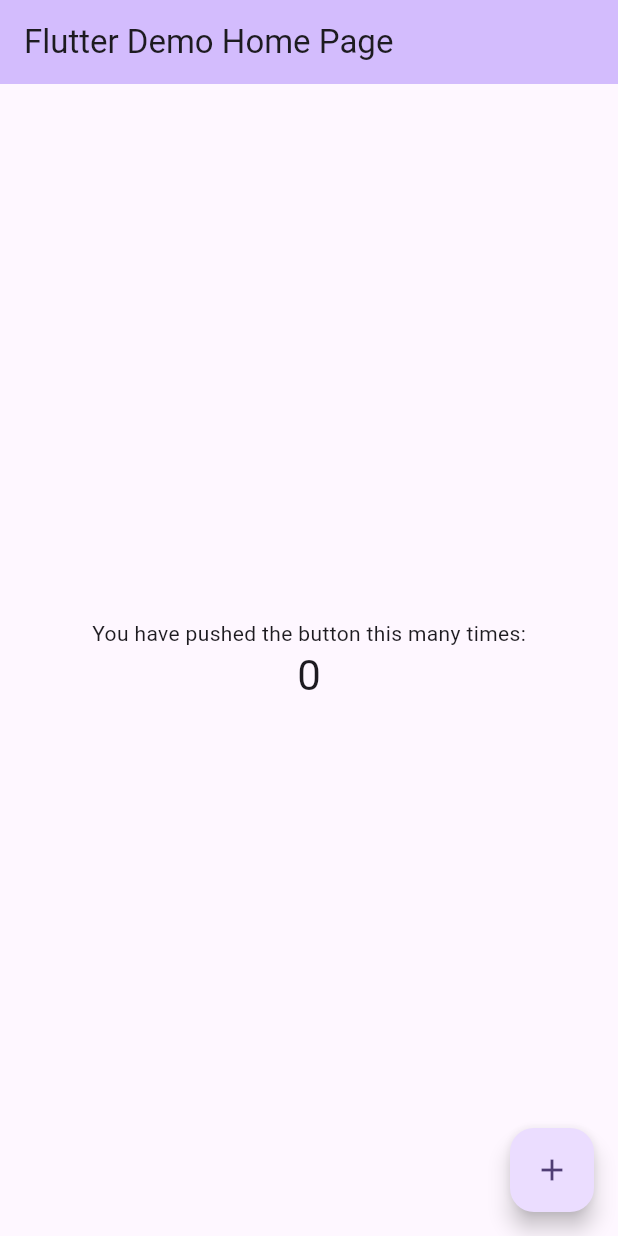
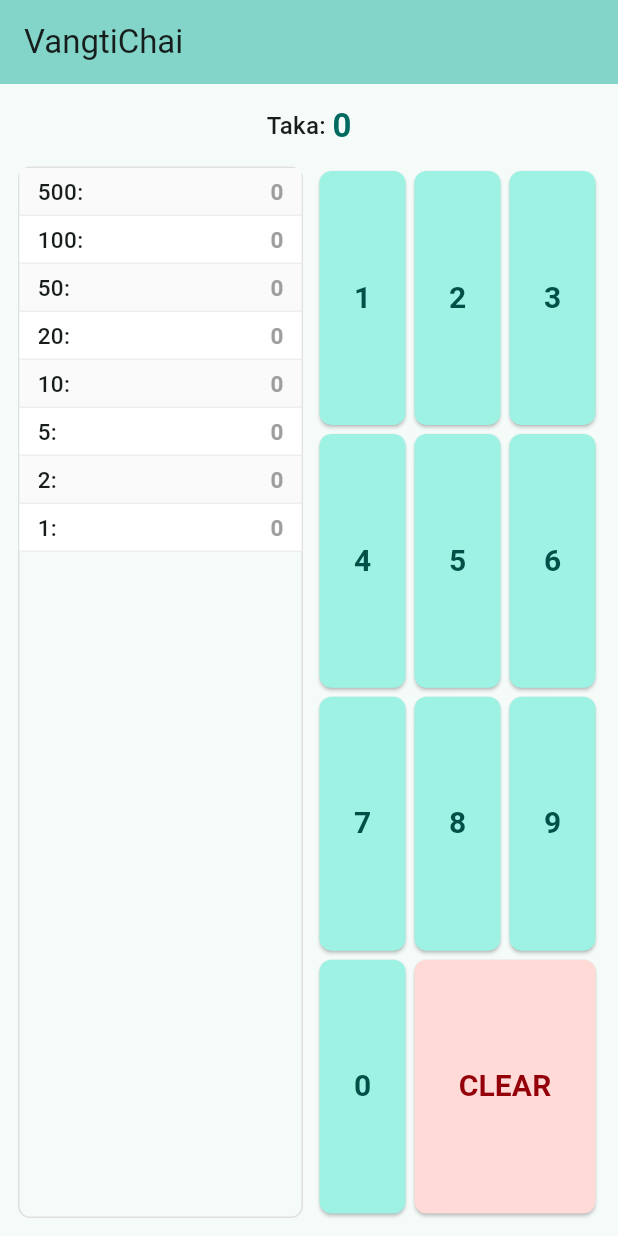
Before and after one commit to Sukonya/vangtichai, a Flutter app: the screen it shows after launch, on a phone screen of 412 x 824 dp. Run offline on Flutter 3.47's test engine with Material 3 defaults, Android fonts, the phone set to English and light mode, and no system bars.

Commit message:
Add change_calculator.dart with greedy algorithm

```diff
--- /dev/null
+++ b/lib/change_calculator.dart
@@ -0,0 +1,15 @@
+import 'constants.dart';
+
+// Given an amount, returns how many of each note you need.
+// Example: 688 → {500:1, 100:1, 50:1, 20:1, 10:1, 5:1, 2:1, 1:1}
+Map<int, int> calculateChange(int amount) {
+  int remaining = amount;
+  Map<int, int> result = {};
+
+  for (int note in kNotes) {
+    result[note] = remaining ~/ note; // ~/ means integer division in Dart
+    remaining %= note;               // % means remainder
+  }
+
+  return result;
+}
--- a/lib/main.dart
+++ b/lib/main.dart
@@ -1,122 +1,371 @@
 import 'package:flutter/material.dart';
+import 'constants.dart';
+import 'change_calculator.dart';
 
 void main() {
-  runApp(const MyApp());
+  runApp(const VangtiChaiApp());
 }
 
-class MyApp extends StatelessWidget {
-  const MyApp({super.key});
+class VangtiChaiApp extends StatelessWidget {
+  const VangtiChaiApp({super.key});
 
-  // This widget is the root of your application.
   @override
   Widget build(BuildContext context) {
     return MaterialApp(
-      title: 'Flutter Demo',
+      title: 'VangtiChai',
+      debugShowCheckedModeBanner: false,
       theme: ThemeData(
-        // This is the theme of your application.
-        //
-        // TRY THIS: Try running your application with "flutter run". You'll see
-        // the application has a purple toolbar. Then, without quitting the app,
-        // try changing the seedColor in the colorScheme below to Colors.green
-        // and then invoke "hot reload" (save your changes or press the "hot
-        // reload" button in a Flutter-supported IDE, or press "r" if you used
-        // the command line to start the app).
-        //
-        // Notice that the counter didn't reset back to zero; the application
-        // state is not lost during the reload. To reset the state, use hot
-        // restart instead.
-        //
-        // This works for code too, not just values: Most code changes can be
-        // tested with just a hot reload.
-        colorScheme: .fromSeed(seedColor: Colors.deepPurple),
+        colorScheme: ColorScheme.fromSeed(seedColor: Colors.teal),
+        useMaterial3: true,
       ),
-      home: const MyHomePage(title: 'Flutter Demo Home Page'),
+      home: const HomeScreen(),
     );
   }
 }
 
-class MyHomePage extends StatefulWidget {
-  const MyHomePage({super.key, required this.title});
-
-  // This widget is the home page of your application. It is stateful, meaning
-  // that it has a State object (defined below) that contains fields that affect
-  // how it looks.
-
-  // This class is the configuration for the state. It holds the values (in this
-  // case the title) provided by the parent (in this case the App widget) and
-  // used by the build method of the State. Fields in a Widget subclass are
-  // always marked "final".
-
-  final String title;
+class HomeScreen extends StatefulWidget {
+  const HomeScreen({super.key});
 
   @override
-  State<MyHomePage> createState() => _MyHomePageState();
+  State<HomeScreen> createState() => _HomeScreenState();
 }
 
-class _MyHomePageState extends State<MyHomePage> {
-  int _counter = 0;
+class _HomeScreenState extends State<HomeScreen> {
+  int _amount = 0;
 
-  void _incrementCounter() {
+  void _onDigit(int digit) {
     setState(() {
-      // This call to setState tells the Flutter framework that something has
-      // changed in this State, which causes it to rerun the build method below
-      // so that the display can reflect the updated values. If we changed
-      // _counter without calling setState(), then the build method would not be
-      // called again, and so nothing would appear to happen.
-      _counter++;
+      _amount = _amount * 10 + digit;
+    });
+  }
+
+  void _onClear() {
+    setState(() {
+      _amount = 0;
     });
   }
 
   @override
   Widget build(BuildContext context) {
-    // This method is rerun every time setState is called, for instance as done
-    // by the _incrementCounter method above.
-    //
-    // The Flutter framework has been optimized to make rerunning build methods
-    // fast, so that you can just rebuild anything that needs updating rather
-    // than having to individually change instances of widgets.
+    return LayoutBuilder(
+      builder: (context, constraints) {
+        final bool isTablet = constraints.maxWidth > 600;
+
+        return OrientationBuilder(
+          builder: (context, orientation) {
+            final bool isLandscape = orientation == Orientation.landscape;
+
             return Scaffold(
               appBar: AppBar(
-        // TRY THIS: Try changing the color here to a specific color (to
-        // Colors.amber, perhaps?) and trigger a hot reload to see the AppBar
-        // change color while the other colors stay the same.
+                title: const Text('VangtiChai'),
                 backgroundColor: Theme.of(context).colorScheme.inversePrimary,
-        // Here we take the value from the MyHomePage object that was created by
-        // the App.build method, and use it to set our appbar title.
-        title: Text(widget.title),
               ),
-      body: Center(
-        // Center is a layout widget. It takes a single child and positions it
-        // in the middle of the parent.
+              body: Padding(
+                padding: const EdgeInsets.all(kScreenPadding),
                 child: Column(
-          // Column is also a layout widget. It takes a list of children and
-          // arranges them vertically. By default, it sizes itself to fit its
-          // children horizontally, and tries to be as tall as its parent.
-          //
-          // Column has various properties to control how it sizes itself and
-          // how it positions its children. Here we use mainAxisAlignment to
-          // center the children vertically; the main axis here is the vertical
-          // axis because Columns are vertical (the cross axis would be
-          // horizontal).
-          //
-          // TRY THIS: Invoke "debug painting" (choose the "Toggle Debug Paint"
-          // action in the IDE, or press "p" in the console), to see the
-          // wireframe for each widget.
-          mainAxisAlignment: .center,
                   children: [
-            const Text('You have pushed the button this many times:'),
-            Text(
-              '$_counter',
-              style: Theme.of(context).textTheme.headlineMedium,
+                    _AmountDisplay(
+                      amount: _amount,
+                      isTablet: isTablet,
+                    ),
+                    const SizedBox(height: 12),
+                    Expanded(
+                      child: isLandscape
+                          ? _LandscapeBody(
+                        amount: _amount,
+                        isTablet: isTablet,
+                        onDigit: _onDigit,
+                        onClear: _onClear,
+                      )
+                          : _PortraitBody(
+                        amount: _amount,
+                        isTablet: isTablet,
+                        onDigit: _onDigit,
+                        onClear: _onClear,
+                      ),
                     ),
                   ],
                 ),
               ),
-      floatingActionButton: FloatingActionButton(
-        onPressed: _incrementCounter,
-        tooltip: 'Increment',
-        child: const Icon(Icons.add),
+            );
+          },
+        );
+      },
+    );
+  }
+}
+
+// ─────────────────────────────────────────────
+// AMOUNT DISPLAY
+// ─────────────────────────────────────────────
+
+class _AmountDisplay extends StatelessWidget {
+  final int amount;
+  final bool isTablet;
+
+  const _AmountDisplay({required this.amount, required this.isTablet});
+
+  @override
+  Widget build(BuildContext context) {
+    final double labelSize = isTablet ? kTabletLabelFontSize : kLabelFontSize;
+    final double amountSize = isTablet ? kTabletAmountFontSize : kAmountFontSize;
+
+    return Row(
+      mainAxisAlignment: MainAxisAlignment.center,
+      children: [
+        Text(
+          'Taka: ',
+          style: TextStyle(fontSize: labelSize, fontWeight: FontWeight.w500),
+        ),
+        Text(
+          '$_amount',
+          style: TextStyle(
+            fontSize: amountSize,
+            fontWeight: FontWeight.bold,
+            color: Theme.of(context).colorScheme.primary,
+          ),
+        ),
+      ],
+    );
+  }
+
+  // ignore: unused_element
+  int get _amount => amount;
+}
+
+// ─────────────────────────────────────────────
+// PORTRAIT LAYOUT
+// ─────────────────────────────────────────────
+
+class _PortraitBody extends StatelessWidget {
+  final int amount;
+  final bool isTablet;
+  final Function(int) onDigit;
+  final VoidCallback onClear;
+
+  const _PortraitBody({
+    required this.amount,
+    required this.isTablet,
+    required this.onDigit,
+    required this.onClear,
+  });
+
+  @override
+  Widget build(BuildContext context) {
+    return Row(
+      children: [
+        Expanded(
+          child: _ChangeTable(amount: amount, isTablet: isTablet),
+        ),
+        const SizedBox(width: 8),
+        Expanded(
+          child: _Keypad(
+            onDigit: onDigit,
+            onClear: onClear,
+            isTablet: isTablet,
+          ),
+        ),
+      ],
+    );
+  }
+}
+
+// ─────────────────────────────────────────────
+// LANDSCAPE LAYOUT
+// ─────────────────────────────────────────────
+
+class _LandscapeBody extends StatelessWidget {
+  final int amount;
+  final bool isTablet;
+  final Function(int) onDigit;
+  final VoidCallback onClear;
+
+  const _LandscapeBody({
+    required this.amount,
+    required this.isTablet,
+    required this.onDigit,
+    required this.onClear,
+  });
+
+  @override
+  Widget build(BuildContext context) {
+    return Row(
+      children: [
+        Expanded(
+          flex: 3,
+          child: _ChangeTable(amount: amount, isTablet: isTablet),
+        ),
+        const SizedBox(width: 8),
+        Expanded(
+          flex: 2,
+          child: _Keypad(
+            onDigit: onDigit,
+            onClear: onClear,
+            isTablet: isTablet,
+          ),
+        ),
+      ],
+    );
+  }
+}
+
+// ─────────────────────────────────────────────
+// CHANGE TABLE
+// ─────────────────────────────────────────────
+
+class _ChangeTable extends StatelessWidget {
+  final int amount;
+  final bool isTablet;
+
+  const _ChangeTable({required this.amount, required this.isTablet});
+
+  @override
+  Widget build(BuildContext context) {
+    final Map<int, int> change = calculateChange(amount);
+    final double fontSize = isTablet ? kTabletTableFontSize : kTableFontSize;
+    final double rowHeight = isTablet ? kTabletTableRowHeight : kTableRowHeight;
+
+    return Container(
+      decoration: BoxDecoration(
+        border: Border.all(color: Colors.grey.shade300),
+        borderRadius: BorderRadius.circular(8),
+      ),
+      child: ListView.builder(
+        itemCount: kNotes.length,
+        itemBuilder: (context, index) {
+          final int note = kNotes[index];
+          final int count = change[note] ?? 0;
+
+          return Container(
+            height: rowHeight,
+            padding: const EdgeInsets.symmetric(horizontal: 12),
+            decoration: BoxDecoration(
+              color: index.isEven ? Colors.grey.shade50 : Colors.white,
+              border: Border(
+                bottom: BorderSide(color: Colors.grey.shade200),
+              ),
+            ),
+            child: Row(
+              mainAxisAlignment: MainAxisAlignment.spaceBetween,
+              children: [
+                Text(
+                  '$note:',
+                  style: TextStyle(
+                    fontSize: fontSize,
+                    fontWeight: FontWeight.w500,
+                  ),
+                ),
+                Text(
+                  '$count',
+                  style: TextStyle(
+                    fontSize: fontSize,
+                    fontWeight: FontWeight.bold,
+                    color: count > 0
+                        ? Theme.of(context).colorScheme.primary
+                        : Colors.grey,
+                  ),
+                ),
+              ],
+            ),
+          );
+        },
       ),
     );
   }
 }
+
+// ─────────────────────────────────────────────
+// KEYPAD
+// ─────────────────────────────────────────────
+
+class _Keypad extends StatelessWidget {
+  final Function(int) onDigit;
+  final VoidCallback onClear;
+  final bool isTablet;
+
+  const _Keypad({
+    required this.onDigit,
+    required this.onClear,
+    required this.isTablet,
+  });
+
+  @override
+  Widget build(BuildContext context) {
+    final double fontSize = isTablet ? kTabletButtonFontSize : kButtonFontSize;
+
+    final List<List<String>> rows = [
+      ['1', '2', '3'],
+      ['4', '5', '6'],
+      ['7', '8', '9'],
+      ['0', 'CLEAR'],
+    ];
+
+    return Column(
+      children: rows.map((row) {
+        return Expanded(
+          child: Row(
+            children: row.map((label) {
+              final bool isClear = label == 'CLEAR';
+              return Expanded(
+                flex: isClear ? 2 : 1,
+                child: Padding(
+                  padding: const EdgeInsets.all(3.0),
+                  child: _KeypadButton(
+                    label: label,
+                    fontSize: fontSize,
+                    onTap: isClear
+                        ? onClear
+                        : () => onDigit(int.parse(label)),
+                    isClear: isClear,
+                  ),
+                ),
+              );
+            }).toList(),
+          ),
+        );
+      }).toList(),
+    );
+  }
+}
+
+class _KeypadButton extends StatelessWidget {
+  final String label;
+  final double fontSize;
+  final VoidCallback onTap;
+  final bool isClear;
+
+  const _KeypadButton({
+    required this.label,
+    required this.fontSize,
+    required this.onTap,
+    this.isClear = false,
+  });
+
+  @override
+  Widget build(BuildContext context) {
+    return SizedBox.expand(
+      child: ElevatedButton(
+        onPressed: onTap,
+        style: ElevatedButton.styleFrom(
+          padding: const EdgeInsets.all(kButtonPadding),
+          backgroundColor: isClear
+              ? Theme.of(context).colorScheme.errorContainer
+              : Theme.of(context).colorScheme.primaryContainer,
+          foregroundColor: isClear
+              ? Theme.of(context).colorScheme.onErrorContainer
+              : Theme.of(context).colorScheme.onPrimaryContainer,
+          shape: RoundedRectangleBorder(
+            borderRadius: BorderRadius.circular(8),
+          ),
+        ),
+        child: Text(
+          label,
+          style: TextStyle(
+            fontSize: fontSize,
+            fontWeight: FontWeight.bold,
+          ),
+        ),
+      ),
+    );
+  }
+}
```
Lines whose indentation alone changed are shown as unchanged.
